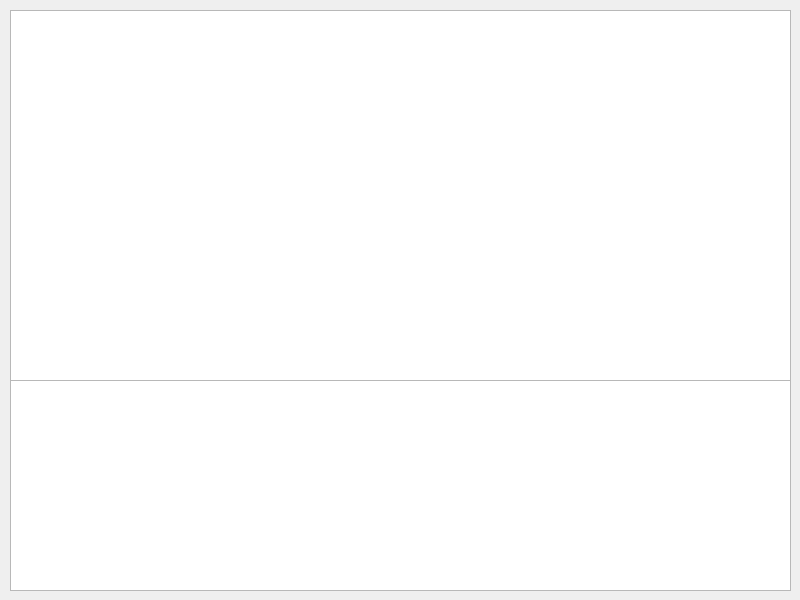
Before: the Qt Designer form mainwindow.ui in braiaantt/fifoGantt, drawn with Qt 5.
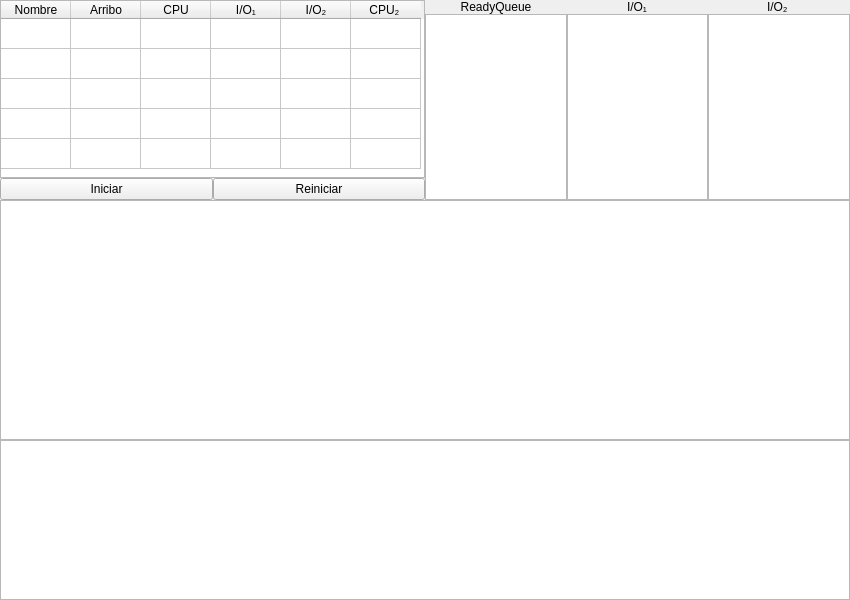
After: the same form once the commit is applied.

Commit message: primera version UI responsive

```diff
--- a/mainwindow.ui
+++ b/mainwindow.ui
@@ -6,46 +6,318 @@
    <rect>
     <x>0</x>
     <y>0</y>
-    <width>800</width>
+    <width>850</width>
     <height>600</height>
    </rect>
   </property>
+  <property name="minimumSize">
+   <size>
+    <width>850</width>
+    <height>600</height>
+   </size>
+  </property>
   <property name="windowTitle">
    <string>MainWindow</string>
   </property>
   <widget class="QWidget" name="centralwidget">
-   <widget class="QGraphicsView" name="graphicsView">
-    <property name="geometry">
-     <rect>
-      <x>10</x>
-      <y>10</y>
-      <width>781</width>
-      <height>371</height>
-     </rect>
+   <layout class="QVBoxLayout" name="verticalLayout">
+    <property name="spacing">
+     <number>0</number>
     </property>
-    <property name="focusPolicy">
-     <enum>Qt::NoFocus</enum>
+    <property name="leftMargin">
+     <number>0</number>
     </property>
-    <property name="verticalScrollBarPolicy">
-     <enum>Qt::ScrollBarAlwaysOff</enum>
+    <property name="topMargin">
+     <number>0</number>
     </property>
-   </widget>
-   <widget class="QGraphicsView" name="graphicsView_2">
-    <property name="geometry">
-     <rect>
-      <x>10</x>
-      <y>380</y>
-      <width>781</width>
-      <height>211</height>
-     </rect>
+    <property name="rightMargin">
+     <number>0</number>
     </property>
-    <property name="focusPolicy">
-     <enum>Qt::NoFocus</enum>
+    <property name="bottomMargin">
+     <number>0</number>
     </property>
-    <property name="verticalScrollBarPolicy">
-     <enum>Qt::ScrollBarAlwaysOff</enum>
-    </property>
-   </widget>
+    <item>
+     <widget class="QWidget" name="widget" native="true">
+      <property name="sizePolicy">
+       <sizepolicy hsizetype="Preferred" vsizetype="Preferred">
+        <horstretch>0</horstretch>
+        <verstretch>1</verstretch>
+       </sizepolicy>
+      </property>
+      <layout class="QHBoxLayout" name="horizontalLayout">
+       <property name="spacing">
+        <number>0</number>
+       </property>
+       <property name="leftMargin">
+        <number>0</number>
+       </property>
+       <property name="topMargin">
+        <number>0</number>
+       </property>
+       <property name="rightMargin">
+        <number>0</number>
+       </property>
+       <property name="bottomMargin">
+        <number>0</number>
+       </property>
+       <item>
+        <widget class="QWidget" name="widget_4" native="true">
+         <property name="sizePolicy">
+          <sizepolicy hsizetype="Preferred" vsizetype="Preferred">
+           <horstretch>1</horstretch>
+           <verstretch>0</verstretch>
+          </sizepolicy>
+         </property>
+         <layout class="QVBoxLayout" name="verticalLayout_3">
+          <property name="spacing">
+           <number>0</number>
+          </property>
+          <property name="leftMargin">
+           <number>0</number>
+          </property>
+          <property name="topMargin">
+           <number>0</number>
+          </property>
+          <property name="rightMargin">
+           <number>0</number>
+          </property>
+          <property name="bottomMargin">
+           <number>0</number>
+          </property>
+          <item>
+           <widget class="QTableWidget" name="tableWidget">
+            <property name="focusPolicy">
+             <enum>Qt::NoFocus</enum>
+            </property>
+            <property name="verticalScrollMode">
+             <enum>QAbstractItemView::ScrollPerPixel</enum>
+            </property>
+            <attribute name="horizontalHeaderDefaultSectionSize">
+             <number>70</number>
+            </attribute>
+            <attribute name="verticalHeaderVisible">
+             <bool>false</bool>
+            </attribute>
+            <row>
+             <property name="text">
+              <string>A</string>
+             </property>
+            </row>
+            <row>
+             <property name="text">
+              <string>B</string>
+             </property>
+            </row>
+            <row>
+             <property name="text">
+              <string>C</string>
+             </property>
+            </row>
+            <row>
+             <property name="text">
+              <string>D</string>
+             </property>
+            </row>
+            <row>
+             <property name="text">
+              <string>E</string>
+             </property>
+            </row>
+            <column>
+             <property name="text">
+              <string>Nombre</string>
+             </property>
+            </column>
+            <column>
+             <property name="text">
+              <string>Arribo</string>
+             </property>
+            </column>
+            <column>
+             <property name="text">
+              <string>CPU</string>
+             </property>
+            </column>
+            <column>
+             <property name="text">
+              <string>I/O₁</string>
+             </property>
+            </column>
+            <column>
+             <property name="text">
+              <string>I/O₂</string>
+             </property>
+            </column>
+            <column>
+             <property name="text">
+              <string>CPU₂ </string>
+             </property>
+            </column>
+           </widget>
+          </item>
+          <item>
+           <layout class="QHBoxLayout" name="horizontalLayout_4">
+            <item>
+             <widget class="QPushButton" name="pushButton">
+              <property name="text">
+               <string>Iniciar</string>
+              </property>
+             </widget>
+            </item>
+            <item>
+             <widget class="QPushButton" name="pushButton_2">
+              <property name="text">
+               <string>Reiniciar</string>
+              </property>
+             </widget>
+            </item>
+           </layout>
+          </item>
+         </layout>
+        </widget>
+       </item>
+       <item>
+        <widget class="QWidget" name="widget_3" native="true">
+         <property name="sizePolicy">
+          <sizepolicy hsizetype="Preferred" vsizetype="Preferred">
+           <horstretch>1</horstretch>
+           <verstretch>0</verstretch>
+          </sizepolicy>
+         </property>
+         <layout class="QHBoxLayout" name="horizontalLayout_3">
+          <property name="spacing">
+           <number>0</number>
+          </property>
+          <property name="leftMargin">
+           <number>0</number>
+          </property>
+          <property name="topMargin">
+           <number>0</number>
+          </property>
+          <property name="rightMargin">
+           <number>0</number>
+          </property>
+          <property name="bottomMargin">
+           <number>0</number>
+          </property>
+          <item>
+           <layout class="QVBoxLayout" name="verticalLayout_7"/>
+          </item>
+          <item>
+           <layout class="QHBoxLayout" name="horizontalLayout_2">
+            <item>
+             <layout class="QVBoxLayout" name="verticalLayout_4">
+              <item>
+               <widget class="QLabel" name="label">
+                <property name="text">
+                 <string>ReadyQueue</string>
+                </property>
+                <property name="alignment">
+                 <set>Qt::AlignCenter</set>
+                </property>
+               </widget>
+              </item>
+              <item>
+               <widget class="QListWidget" name="listWidget"/>
+              </item>
+             </layout>
+            </item>
+            <item>
+             <layout class="QVBoxLayout" name="verticalLayout_5">
+              <item alignment="Qt::AlignHCenter">
+               <widget class="QLabel" name="label_2">
+                <property name="text">
+                 <string>I/O₁</string>
+                </property>
+               </widget>
+              </item>
+              <item>
+               <widget class="QListWidget" name="listWidget_2"/>
+              </item>
+             </layout>
+            </item>
+            <item>
+             <layout class="QVBoxLayout" name="verticalLayout_6">
+              <item alignment="Qt::AlignHCenter">
+               <widget class="QLabel" name="label_3">
+                <property name="text">
+                 <string>I/O₂ </string>
+                </property>
+               </widget>
+              </item>
+              <item>
+               <widget class="QListWidget" name="listWidget_3"/>
+              </item>
+             </layout>
+            </item>
+           </layout>
+          </item>
+         </layout>
+        </widget>
+       </item>
+      </layout>
+     </widget>
+    </item>
+    <item>
+     <widget class="QWidget" name="widget_2" native="true">
+      <property name="sizePolicy">
+       <sizepolicy hsizetype="Preferred" vsizetype="Preferred">
+        <horstretch>0</horstretch>
+        <verstretch>2</verstretch>
+       </sizepolicy>
+      </property>
+      <layout class="QVBoxLayout" name="verticalLayout_2">
+       <property name="spacing">
+        <number>0</number>
+       </property>
+       <property name="leftMargin">
+        <number>0</number>
+       </property>
+       <property name="topMargin">
+        <number>0</number>
+       </property>
+       <property name="rightMargin">
+        <number>0</number>
+       </property>
+       <property name="bottomMargin">
+        <number>0</number>
+       </property>
+       <item>
+        <widget class="QGraphicsView" name="graphicsView">
+         <property name="sizePolicy">
+          <sizepolicy hsizetype="Expanding" vsizetype="Expanding">
+           <horstretch>0</horstretch>
+           <verstretch>6</verstretch>
+          </sizepolicy>
+         </property>
+         <property name="focusPolicy">
+          <enum>Qt::NoFocus</enum>
+         </property>
+         <property name="verticalScrollBarPolicy">
+          <enum>Qt::ScrollBarAsNeeded</enum>
+         </property>
+        </widget>
+       </item>
+       <item>
+        <widget class="QGraphicsView" name="graphicsView_2">
+         <property name="sizePolicy">
+          <sizepolicy hsizetype="Expanding" vsizetype="Expanding">
+           <horstretch>0</horstretch>
+           <verstretch>4</verstretch>
+          </sizepolicy>
+         </property>
+         <property name="focusPolicy">
+          <enum>Qt::NoFocus</enum>
+         </property>
+         <property name="verticalScrollBarPolicy">
+          <enum>Qt::ScrollBarAsNeeded</enum>
+         </property>
+        </widget>
+       </item>
+      </layout>
+     </widget>
+    </item>
+   </layout>
   </widget>
  </widget>
  <resources/>
```
The commit also changes 1 other file.
